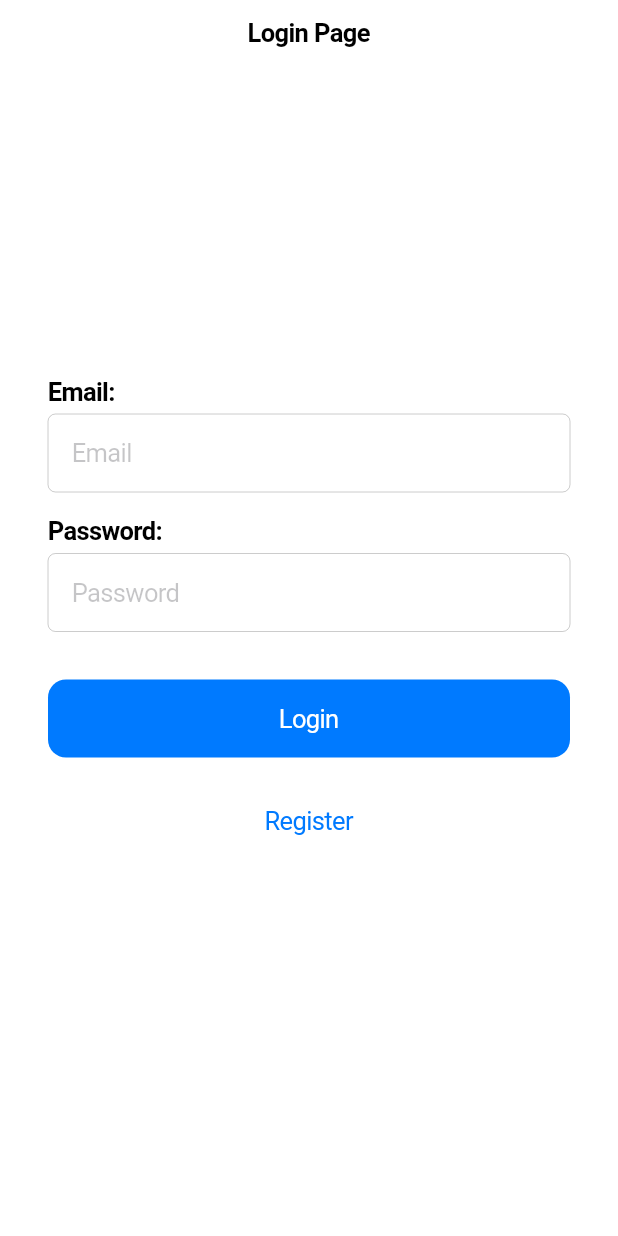
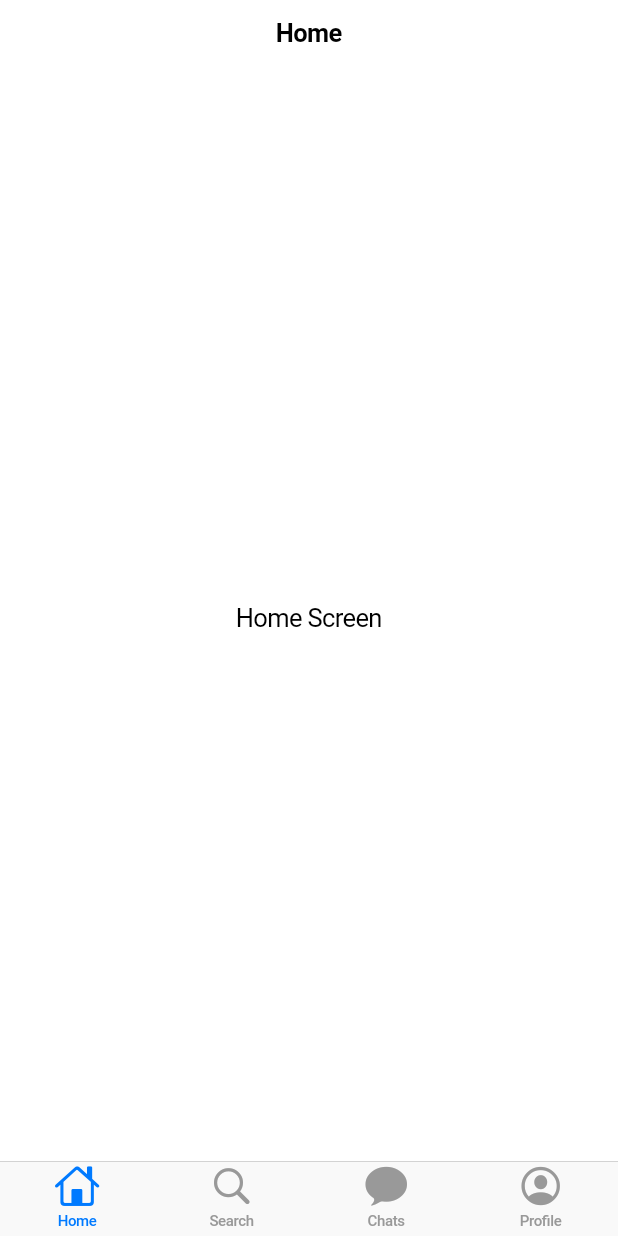
Before and after one commit to ahmad2k24/login, a Flutter app: the screen it shows after launch, on a phone screen of 412 x 824 dp. Run offline on Flutter 3.47's test engine with Material 3 defaults, Android fonts, the phone set to English and light mode, and no system bars; our stand-ins replace firebase_auth, firebase_core; accounts and stored records are empty.

Commit message:
Commit message

```diff
--- a/lib/main.dart
+++ b/lib/main.dart
@@ -1,8 +1,7 @@
 import 'package:firebase_core/firebase_core.dart';
 import 'package:flutter/cupertino.dart';
-import 'package:flutter/material.dart';
 import 'package:login/firebase_options.dart';
-import 'package:login/login.dart';
+import 'package:login/screens/home.dart';
 
 void main() async {
   WidgetsFlutterBinding.ensureInitialized();
@@ -19,7 +18,7 @@ class MyApp extends StatelessWidget {
   Widget build(BuildContext context) {
     return const CupertinoApp(
       debugShowCheckedModeBanner: false,
-      home: LoginPage(),
+      home: Home(),
     );
   }
 }
--- /dev/null
+++ b/lib/screens/auth/auth.dart
@@ -0,0 +1,2 @@
+export 'login.dart';
+export 'register.dart';
--- a/lib/login.dart
+++ b/lib/screens/auth/login.dart
@@ -1,8 +1,9 @@
 import 'package:flutter/cupertino.dart';
 import 'package:firebase_auth/firebase_auth.dart';
 import 'package:flutter/material.dart';
-import 'package:login/home.dart';
-import 'package:login/register.dart';
+import 'package:login/screens/home.dart';
+
+import 'auth.dart';
 
 class LoginPage extends StatefulWidget {
   const LoginPage({super.key});
--- /dev/null
+++ b/lib/screens/home.dart
@@ -0,0 +1,78 @@
+import 'package:flutter/cupertino.dart';
+
+import 'screens.dart';
+
+class Home extends StatefulWidget {
+  const Home({super.key});
+
+  @override
+  HomeState createState() => HomeState();
+}
+
+class HomeState extends State<Home> {
+  @override
+  Widget build(BuildContext context) {
+    return CupertinoTabScaffold(
+      tabBar: CupertinoTabBar(
+        items: const <BottomNavigationBarItem>[
+          BottomNavigationBarItem(
+            icon: Icon(CupertinoIcons.home),
+            label: 'Home',
+          ),
+          BottomNavigationBarItem(
+            icon: Icon(CupertinoIcons.search),
+            label: 'Search',
+          ),
+          BottomNavigationBarItem(
+            icon: Icon(CupertinoIcons.chat_bubble_fill),
+            label: 'Chats',
+          ),
+          BottomNavigationBarItem(
+            icon: Icon(CupertinoIcons.profile_circled),
+            label: 'Profile',
+          ),
+        ],
+      ),
+      tabBuilder: (BuildContext context, int index) {
+        switch (index) {
+          case 0:
+            return CupertinoTabView(
+              builder: (BuildContext context) => const HomeScreen(),
+            );
+          case 1:
+            return CupertinoTabView(
+              builder: (BuildContext context) => const SearchScreen(),
+            );
+          case 2:
+            return CupertinoTabView(
+              builder: (BuildContext context) => const ChatScreen(),
+            );
+          case 3:
+            return CupertinoTabView(
+              builder: (BuildContext context) => const ProfileScreen(),
+            );
+          default:
+            return CupertinoTabView(
+              builder: (BuildContext context) => const HomeScreen(),
+            );
+        }
+      },
+    );
+  }
+}
+
+class HomeScreen extends StatelessWidget {
+  const HomeScreen({super.key});
+
+  @override
+  Widget build(BuildContext context) {
+    return const CupertinoPageScaffold(
+      navigationBar: CupertinoNavigationBar(
+        middle: Text('Home'),
+      ),
+      child: Center(
+        child: Text('Home Screen'),
+      ),
+    );
+  }
+}
--- /dev/null
+++ b/lib/screens/screens.dart
@@ -0,0 +1,3 @@
+export 'search.dart';
+export 'chat.dart';
+export 'profile.dart';
--- /dev/null
+++ b/lib/widgets/widgets.dart
@@ -0,0 +1 @@
+export 'custom_tile.dart';
```
Also changed, not shown: lib/home.dart (deleted, +0 -22 lines), lib/screens/auth/register.dart (renamed from lib/register.dart, +8 -4 lines), lib/screens/chat.dart (added, +17 -0 lines), lib/screens/profile.dart (added, +52 -0 lines), lib/screens/search.dart (added, +17 -0 lines), lib/widgets/custom_tile.dart (added, +97 -0 lines).
